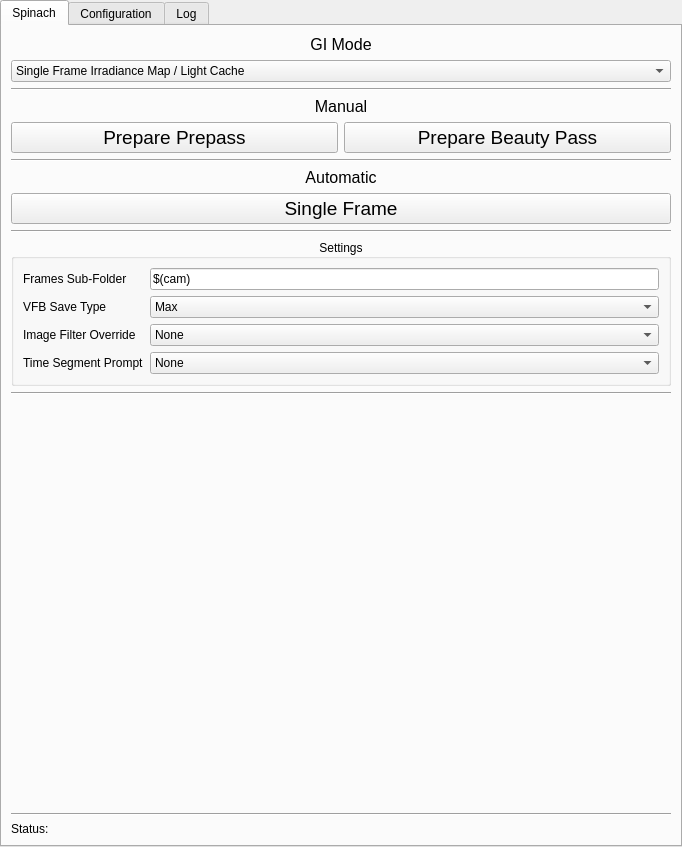
First picture: the form in renderFarmingMainWidget.ui, repository stephensmitchell-forks/renderFarming, before the edit.
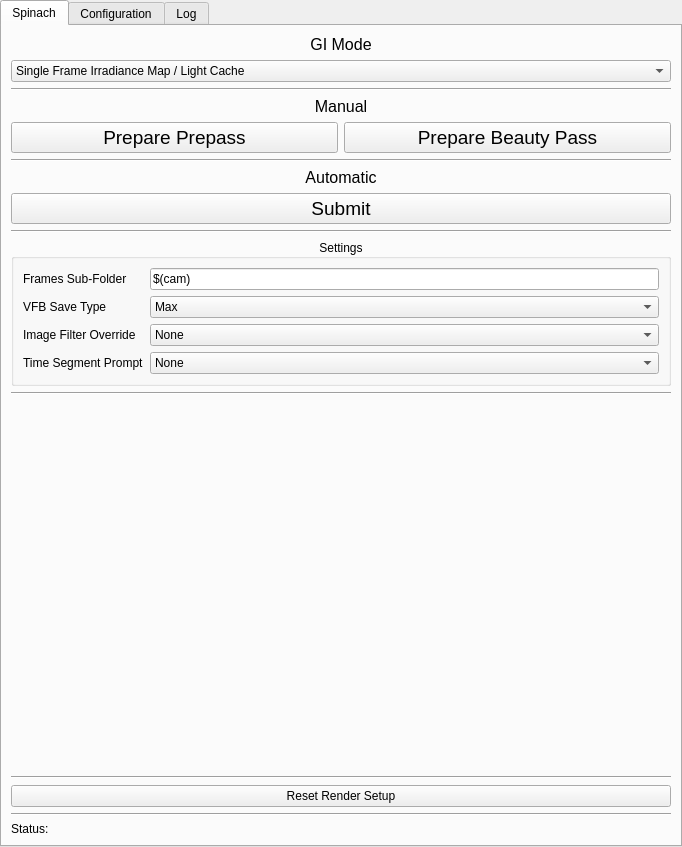
Second picture: the form after the edit.

```diff
--- a/renderFarmingMainWidget.ui
+++ b/renderFarmingMainWidget.ui
@@ -191,7 +191,7 @@
        </font>
       </property>
       <property name="text">
-       <string>Single Frame</string>
+       <string>Submit</string>
       </property>
       <property name="checkable">
        <bool>false</bool>
@@ -340,6 +340,23 @@
       </property>
      </spacer>
     </item>
+    <item>
+     <widget class="Line" name="line_5">
+      <property name="orientation">
+       <enum>Qt::Horizontal</enum>
+      </property>
+     </widget>
+    </item>
+    <item>
+     <widget class="QPushButton" name="sp_reset_btn">
+      <property name="enabled">
+       <bool>true</bool>
+      </property>
+      <property name="text">
+       <string>Reset Render Setup</string>
+      </property>
+     </widget>
+    </item>
     <item>
      <widget class="Line" name="line_3">
       <property name="orientation">
```
Left out of the diff: 88 changed lines with no effect on the pictures.
